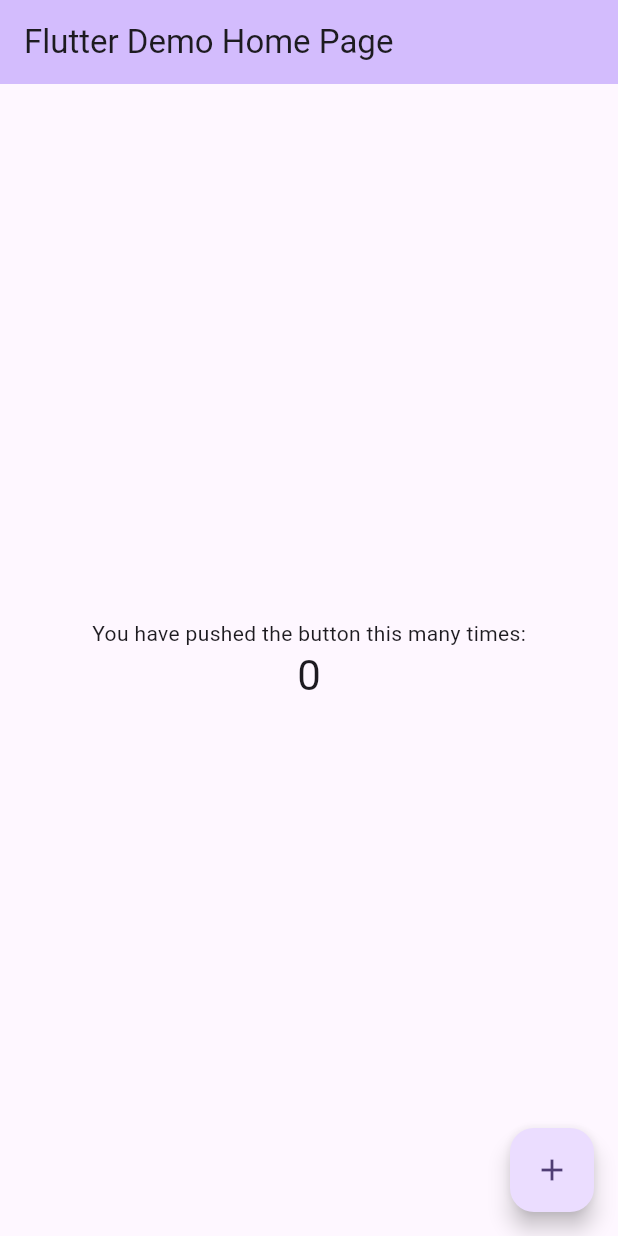
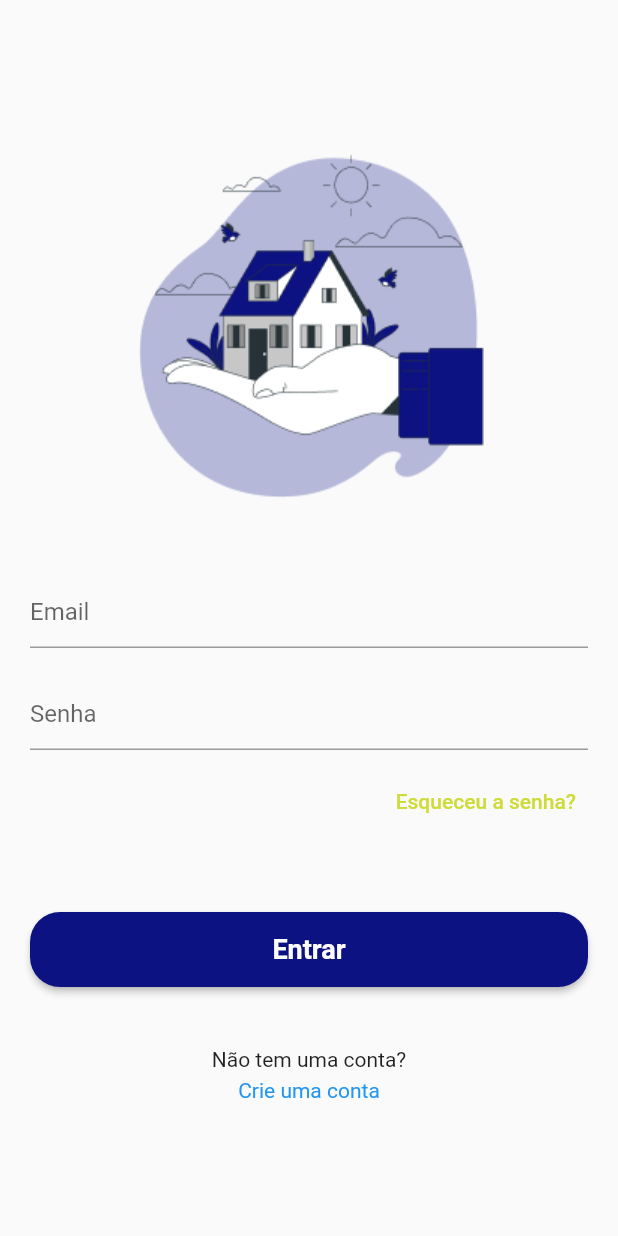
Before and after one commit to jovitif/House-Rental-Mobile-App, a Flutter app: the screen it shows after launch, on a phone screen of 412 x 824 dp. Run offline on Flutter 3.47's test engine with Material 2 defaults, Android fonts, the light colour scheme and no system bars; our stand-ins replace google_maps_flutter.

Commit message:
criando tela de login e cadastro

```diff
--- /dev/null
+++ b/houserental/lib/components/classic_button.dart
@@ -0,0 +1,41 @@
+import 'package:flutter/material.dart';
+
+class ClassicButton extends StatelessWidget {
+  final String text;
+  final VoidCallback onPressed;
+  final Color buttonColor;
+  final Color textColor;
+  final double fontSize;
+  final double borderRadius;
+
+  ClassicButton({
+    required this.text,
+    required this.onPressed,
+    this.buttonColor = const Color(0xFF0D1282),
+    this.textColor = Colors.white,
+    this.fontSize = 18.0,
+    this.borderRadius = 20.0,
+  });
+
+  @override
+  Widget build(BuildContext context) {
+    return ElevatedButton(
+      onPressed: onPressed,
+      style: ElevatedButton.styleFrom(
+        primary: buttonColor,
+        shape: RoundedRectangleBorder(
+          borderRadius: BorderRadius.circular(borderRadius),
+        ),
+        minimumSize: Size(double.infinity, 50.0),
+      ),
+      child: Text(
+        text,
+        style: TextStyle(
+          color: textColor,
+          fontSize: fontSize,
+          fontWeight: FontWeight.bold,
+        ),
+      ),
+    );
+  }
+}
--- a/houserental/lib/main.dart
+++ b/houserental/lib/main.dart
@@ -1,125 +1,6 @@
 import 'package:flutter/material.dart';
+import 'package:houserental/pages/my_app.dart';
 
 void main() {
   runApp(const MyApp());
 }
-
-class MyApp extends StatelessWidget {
-  const MyApp({super.key});
-
-  // This widget is the root of your application.
-  @override
-  Widget build(BuildContext context) {
-    return MaterialApp(
-      title: 'Flutter Demo',
-      theme: ThemeData(
-        // This is the theme of your application.
-        //
-        // TRY THIS: Try running your application with "flutter run". You'll see
-        // the application has a blue toolbar. Then, without quitting the app,
-        // try changing the seedColor in the colorScheme below to Colors.green
-        // and then invoke "hot reload" (save your changes or press the "hot
-        // reload" button in a Flutter-supported IDE, or press "r" if you used
-        // the command line to start the app).
-        //
-        // Notice that the counter didn't reset back to zero; the application
-        // state is not lost during the reload. To reset the state, use hot
-        // restart instead.
-        //
-        // This works for code too, not just values: Most code changes can be
-        // tested with just a hot reload.
-        colorScheme: ColorScheme.fromSeed(seedColor: Colors.deepPurple),
-        useMaterial3: true,
-      ),
-      home: const MyHomePage(title: 'Flutter Demo Home Page'),
-    );
-  }
-}
-
-class MyHomePage extends StatefulWidget {
-  const MyHomePage({super.key, required this.title});
-
-  // This widget is the home page of your application. It is stateful, meaning
-  // that it has a State object (defined below) that contains fields that affect
-  // how it looks.
-
-  // This class is the configuration for the state. It holds the values (in this
-  // case the title) provided by the parent (in this case the App widget) and
-  // used by the build method of the State. Fields in a Widget subclass are
-  // always marked "final".
-
-  final String title;
-
-  @override
-  State<MyHomePage> createState() => _MyHomePageState();
-}
-
-class _MyHomePageState extends State<MyHomePage> {
-  int _counter = 0;
-
-  void _incrementCounter() {
-    setState(() {
-      // This call to setState tells the Flutter framework that something has
-      // changed in this State, which causes it to rerun the build method below
-      // so that the display can reflect the updated values. If we changed
-      // _counter without calling setState(), then the build method would not be
-      // called again, and so nothing would appear to happen.
-      _counter++;
-    });
-  }
-
-  @override
-  Widget build(BuildContext context) {
-    // This method is rerun every time setState is called, for instance as done
-    // by the _incrementCounter method above.
-    //
-    // The Flutter framework has been optimized to make rerunning build methods
-    // fast, so that you can just rebuild anything that needs updating rather
-    // than having to individually change instances of widgets.
-    return Scaffold(
-      appBar: AppBar(
-        // TRY THIS: Try changing the color here to a specific color (to
-        // Colors.amber, perhaps?) and trigger a hot reload to see the AppBar
-        // change color while the other colors stay the same.
-        backgroundColor: Theme.of(context).colorScheme.inversePrimary,
-        // Here we take the value from the MyHomePage object that was created by
-        // the App.build method, and use it to set our appbar title.
-        title: Text(widget.title),
-      ),
-      body: Center(
-        // Center is a layout widget. It takes a single child and positions it
-        // in the middle of the parent.
-        child: Column(
-          // Column is also a layout widget. It takes a list of children and
-          // arranges them vertically. By default, it sizes itself to fit its
-          // children horizontally, and tries to be as tall as its parent.
-          //
-          // Column has various properties to control how it sizes itself and
-          // how it positions its children. Here we use mainAxisAlignment to
-          // center the children vertically; the main axis here is the vertical
-          // axis because Columns are vertical (the cross axis would be
-          // horizontal).
-          //
-          // TRY THIS: Invoke "debug painting" (choose the "Toggle Debug Paint"
-          // action in the IDE, or press "p" in the console), to see the
-          // wireframe for each widget.
-          mainAxisAlignment: MainAxisAlignment.center,
-          children: <Widget>[
-            const Text(
-              'You have pushed the button this many times:',
-            ),
-            Text(
-              '$_counter',
-              style: Theme.of(context).textTheme.headlineMedium,
-            ),
-          ],
-        ),
-      ),
-      floatingActionButton: FloatingActionButton(
-        onPressed: _incrementCounter,
-        tooltip: 'Increment',
-        child: const Icon(Icons.add),
-      ), // This trailing comma makes auto-formatting nicer for build methods.
-    );
-  }
-}
--- /dev/null
+++ b/houserental/lib/pages/login_form.dart
@@ -0,0 +1,62 @@
+import 'package:flutter/material.dart';
+import 'package:houserental/components/classic_button.dart';
+
+class LoginPage extends StatelessWidget {
+  @override
+  Widget build(BuildContext context) {
+    return Scaffold(
+      body: Center(
+        child: Padding(
+          padding: EdgeInsets.all(20.0),
+          child: Column(
+            mainAxisAlignment: MainAxisAlignment.center,
+            children: [
+              Image.asset('assets/login.png'),
+              SizedBox(height: 40.0),
+              TextField(
+                decoration: InputDecoration(
+                  hintText: 'Email',
+                ),
+              ),
+              SizedBox(height: 20.0),
+              TextField(
+                obscureText: true,
+                decoration: InputDecoration(
+                  hintText: 'Senha',
+                ),
+              ),
+              SizedBox(height: 10.0),
+              Align(
+                alignment: Alignment.centerRight,
+                child: TextButton(
+                  onPressed: () {},
+                  child: Text('Esqueceu a senha?'),
+                ),
+              ),
+              SizedBox(height: 50.0),
+              ClassicButton(
+                text: 'Entrar', // Texto do botão
+                onPressed: () {
+                  // Lógica de botão
+                  Navigator.pushNamed(context, '/home');
+                },
+              ),
+              SizedBox(height: 40.0), // Aumentando o espaçamento
+              Text('Não tem uma conta?'),
+              SizedBox(height: 5.0), // Aumentando o espaçamento
+              GestureDetector(
+                onTap: () {
+                  Navigator.pushNamed(context, '/register');
+                },
+                child: Text(
+                  'Crie uma conta',
+                  style: TextStyle(color: Colors.blue),
+                ),
+              ),
+            ],
+          ),
+        ),
+      ),
+    );
+  }
+}
--- /dev/null
+++ b/houserental/lib/pages/my_app.dart
@@ -0,0 +1,30 @@
+import 'package:flutter/material.dart';
+import 'package:houserental/pages/home.dart';
+import 'package:houserental/pages/login_form.dart';
+import 'package:houserental/pages/register_form.dart';
+//import 'package:musiconnect/pages/music_player.dart';
+//import 'package:musiconnect/pages/register_page.dart';
+
+//import 'home_page.dart';
+//import 'search_page.dart';
+
+class MyApp extends StatelessWidget {
+  const MyApp({Key? key}) : super(key: key);
+
+  @override
+  Widget build(BuildContext context) {
+    return MaterialApp(
+      debugShowCheckedModeBanner: false,
+      theme: ThemeData(primarySwatch: Colors.lime),
+      routes: {
+        '/register': (context) => RegisterForm(),
+        '/login': (context) => LoginPage(),
+        '/home': (context) => Home(),
+        // '/search': (context) => SearchPage(),
+        // '/shimmer': (context) => MusicPlayerScreen(),
+        // Adicione mais rotas aqui conforme necessário
+      },
+      home: LoginPage(),
+    );
+  }
+}
--- a/houserental/pubspec.yaml
+++ b/houserental/pubspec.yaml
@@ -35,6 +35,7 @@ dependencies:
   # The following adds the Cupertino Icons font to your application.
   # Use with the CupertinoIcons class for iOS style icons.
   cupertino_icons: ^1.0.2
+  google_maps_flutter: ^2.4.0
 
 dev_dependencies:
   flutter_test:
```
Also changed, not shown: houserental/lib/components/map_component.dart (added, +25 -0 lines), houserental/lib/pages/home.dart (added, +20 -0 lines), houserental/lib/pages/register_form.dart (added, +62 -0 lines), houserental/assets/Frame.png (added), houserental/assets/login.png (added), houserental/pubspec.lock, 1 other file.
